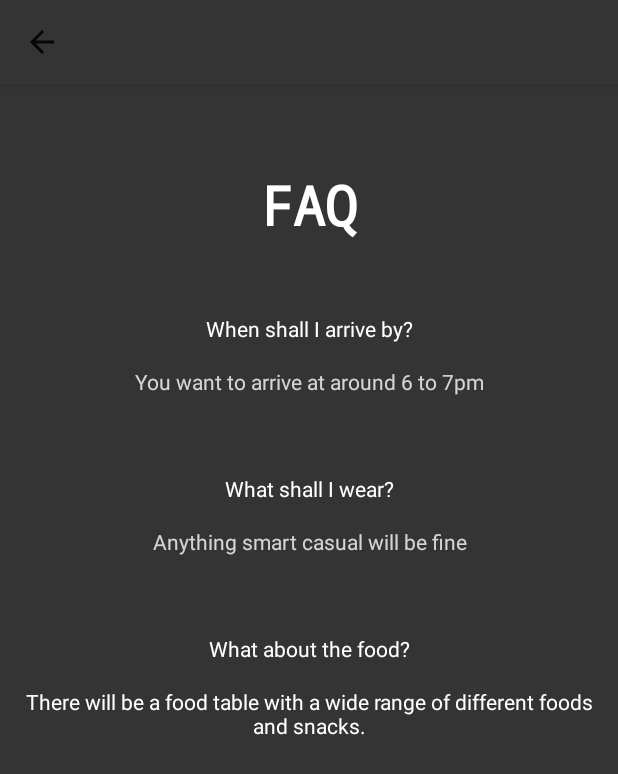
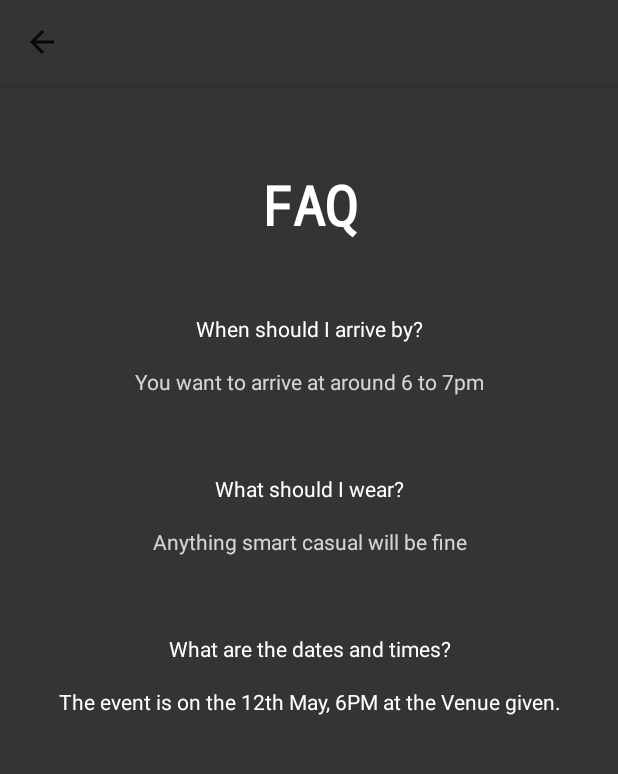
Before and after one commit to Haroon01/BirthdayApp, an Android app: the FaqActivity screen opened directly, with no data from a screen before it, on a phone screen of 412 x 824 dp. Shown: the top 774 px of the screen. Run offline under Robolectric (Android 15) with nearby library versions, the phone set to English and light mode, and no system bars.

Commit message:
final changes

```diff
--- a/app/src/main/res/values/strings.xml
+++ b/app/src/main/res/values/strings.xml
@@ -3,7 +3,7 @@
     <string name="splash_text">Haroons Birthday</string>
     <string name="btn_contact">How can I contact you?</string>
     <string name="btn_location">Where is it?</string>
-    <string name="btn_schedule">What should I expect?</string>
+    <string name="btn_schedule">FAQ</string>
     <string name="btn_donate">Send me birthday money :p</string>
     <string name="lbl_address">Address</string>
     <string name="address">57 NotFake Road\nRealCity\nTF4 3ER\nUnited Kingdom</string>
@@ -25,11 +25,11 @@
     <string name="lbl_donatemsg">Add a message (optional)</string>
     <string name="btnDonate">Send!</string>
     <string name="lbl_faq">FAQ</string>
-    <string name="faq_q1">When shall I arrive by?</string>
-    <string name="faq_q2">What shall I wear?</string>
-    <string name="faq_q3">What about the food?</string>
+    <string name="faq_q1">When should I arrive by?</string>
+    <string name="faq_q2">What should I wear?</string>
+    <string name="faq_q3">What are the dates and times?</string>
     <string name="faq_a1">You want to arrive at around 6 to 7pm</string>
     <string name="faq_a2">Anything smart casual will be fine</string>
-    <string name="faq_a3">There will be a food table with a wide range of different foods and snacks.</string>
+    <string name="faq_a3">The event is on the 12th May, 6PM at the Venue given.</string>
 
 </resources>
```
